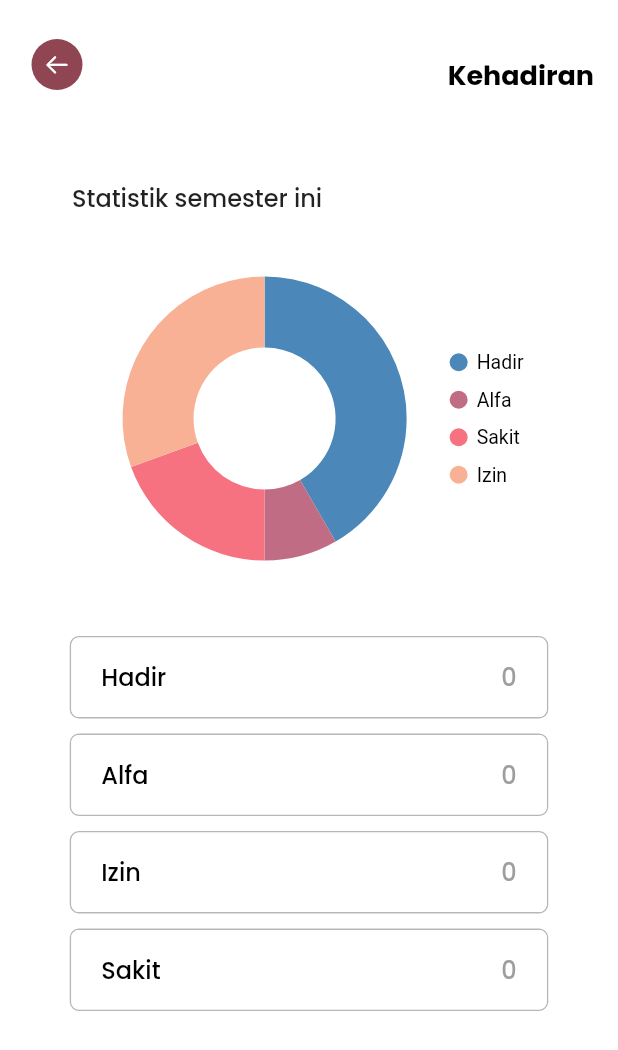
After one commit to MNafii/ummar, a Flutter app: the Kehadiran screen opened directly, on a phone screen of 412 x 824 dp. The commit adds this screen. Shown: the top 1050 px of the screen. Run offline on Flutter 3.47's test engine with Material 2 defaults, Android fonts, the phone set to English and light mode, and no system bars; our stand-ins replace google_fonts, syncfusion_flutter_charts.

Commit message:
update kehadiran

```diff
--- a/tauhidz/lib/app/modules/dashboard/dashboard.dart
+++ b/tauhidz/lib/app/modules/dashboard/dashboard.dart
@@ -2,14 +2,17 @@
 import 'package:flutter/cupertino.dart';
 import 'package:flutter/material.dart';
 import 'package:google_fonts/google_fonts.dart';
+import 'package:tauhidz/app/modules/kehadiran/kehadiran.dart';
 import 'package:tauhidz/app/modules/kritikSaran/kritikSaran.dart';
 import '../../style/app_color.dart';
+import '../../widgets/custom_bottom_navigation_bar.dart';
 
 class Dashboard extends StatelessWidget {
   const Dashboard({super.key});
   @override
   Widget build(BuildContext context) {
     return Scaffold(
+      bottomNavigationBar: BottomNavigationPage(),
       body: ListView(
         shrinkWrap: true,
         physics: BouncingScrollPhysics(),
@@ -257,11 +260,11 @@ class Dashboard extends StatelessWidget {
           Center(
             child: Column(
               children: [
-                Container(
+                SizedBox(
                   child: Row(
                     mainAxisAlignment: MainAxisAlignment.spaceAround,
                     children: [
-                      Container(
+                      SizedBox(
                         child: Column(
                           children: [
                             Container(
@@ -332,7 +335,7 @@ class Dashboard extends StatelessWidget {
                           // )
                         ],
                       ),
-                      Container(
+                      SizedBox(
                         child: Column(
                           children: [
                             Container(
@@ -372,7 +375,7 @@ class Dashboard extends StatelessWidget {
                     ],
                   ),
                 ),
-                Container(
+                SizedBox(
                   child: Row(
                     mainAxisAlignment: MainAxisAlignment.spaceAround,
                     children: [
@@ -494,13 +497,21 @@ class Dashboard extends StatelessWidget {
                 SizedBox(
                   height: 5,
                 ),
-                Container(
+                SizedBox(
                   child: Row(
                     mainAxisAlignment: MainAxisAlignment.spaceAround,
                     children: [
                       Column(
                         children: [
-                          Container(
+                          GestureDetector(
+                            onTap: () {
+                              Navigator.push(
+                                context,
+                                MaterialPageRoute(
+                                    builder: (context) => Kehadiran()),
+                              );
+                            },
+                            child: Container(
                               width: 60,
                               height: 60,
                               decoration: BoxDecoration(
@@ -509,7 +520,8 @@ class Dashboard extends StatelessWidget {
                                     color: Colors.grey.withOpacity(0.5),
                                     spreadRadius: 2,
                                     blurRadius: 5,
-                                  offset: Offset(0, 3), // Atur posisi bayangan
+                                    offset:
+                                        Offset(0, 3), // Atur posisi bayangan
                                   ),
                                 ],
                                 borderRadius:
@@ -522,11 +534,12 @@ class Dashboard extends StatelessWidget {
                                 color: Colors.white,
                               ),
                             ),
+                          ),
                           SizedBox(
                             height: 10,
                           ),
                           // Text(
-                          //   'Pengumuman',
+                          //   'Kehadiran',
                           //   style: GoogleFonts.poppins(
                           //       fontSize: 12, fontWeight: FontWeight.w400),
                           // )
--- /dev/null
+++ b/tauhidz/lib/app/modules/kehadiran/kehadiran.dart
@@ -0,0 +1,354 @@
+import 'package:flutter/cupertino.dart';
+import 'package:flutter/material.dart';
+import 'package:google_fonts/google_fonts.dart';
+import 'package:syncfusion_flutter_charts/charts.dart';
+import 'package:tauhidz/app/style/app_color.dart';
+import 'package:tauhidz/app/modules/dashboard/dashboard.dart';
+
+// ignore: use_key_in_widget_constructors
+class Kehadiran extends StatelessWidget {
+  @override
+  Widget build(BuildContext context) {
+    return Scaffold(
+      backgroundColor: Colors.white,
+      appBar: AppBar(
+        backgroundColor: Colors.white,
+        toolbarHeight: 100,
+        title: Align(
+          alignment: Alignment.centerRight,
+          child: Text(
+            'Kehadiran',
+            style: GoogleFonts.poppins(
+              color: Colors.black,
+              fontWeight: FontWeight.w700,
+              fontSize: 18,
+            ),
+          ),
+        ),
+        leading: Padding(
+          padding: const EdgeInsets.only(top: 26, left: 20, bottom: 40),
+          child: SizedBox(
+            width: 30,
+            height: 30,
+            child: InkWell(
+              onTap: () {
+                Navigator.push(
+                  context,
+                  MaterialPageRoute(builder: (context) => const Dashboard()),
+                );
+              },
+              child: Ink(
+                decoration: ShapeDecoration(
+                    color: AppColor.primary, shape: const CircleBorder()),
+                child: const Icon(
+                  CupertinoIcons.arrow_left,
+                  color: Colors.white,
+                  size: 18,
+                ),
+              ),
+            ),
+          ),
+        ),
+        elevation: 0,
+      ),
+      body: SafeArea(
+        bottom: false,
+        child: SingleChildScrollView(
+          reverse: true,
+          child: Body(),
+        ),
+      ),
+    );
+  }
+}
+
+// ignore: use_key_in_widget_constructors
+class Body extends StatefulWidget {
+  @override
+  // ignore: library_private_types_in_public_api
+  _newChart createState() => _newChart();
+}
+
+// ignore: camel_case_types
+class _newChart extends State<Body> {
+  late List<GDPData> _chartData;
+  late TooltipBehavior _tooltipBehavior;
+
+  @override
+  void initState() {
+    _chartData = getChartData();
+    _tooltipBehavior = TooltipBehavior(enable: true);
+    super.initState();
+  }
+
+  @override
+  Widget build(BuildContext context) {
+    return Padding(
+      padding: const EdgeInsets.symmetric(
+        horizontal: 20,
+      ),
+      child: ListView(
+          shrinkWrap: true,
+          physics: const BouncingScrollPhysics(),
+          padding: const EdgeInsets.all(20),
+          children: [
+            Column(
+              children: [
+                SizedBox(
+                  width: 316,
+                  height: 294,
+                  child: Column(
+                    children: [
+                      Row(
+                        children: [
+                          SizedBox(
+                            child: Text(
+                              'Statistik semester ini',
+                              style: GoogleFonts.poppins(
+                                  fontWeight: FontWeight.w500, fontSize: 16),
+                            ),
+                          ),
+                          SizedBox(
+                            height: 0,
+                          )
+                        ],
+                      ),
+                      SizedBox(
+                        height: 270,
+                        width: 340,
+                        child: SfCircularChart(
+                          legend: Legend(
+                            isVisible: true,
+                            overflowMode: LegendItemOverflowMode.wrap,
+                          ),
+                          tooltipBehavior: _tooltipBehavior,
+                          series: <CircularSeries>[
+                            DoughnutSeries<GDPData, String>(
+                              dataSource: _chartData,
+                              xValueMapper: (GDPData data, _) => data.continent,
+                              yValueMapper: (GDPData data, _) => data.gdp,
+                              // dataLabelSettings: const DataLabelSettings(
+                              //   isVisible: true,
+                              // ),
+                              enableTooltip: true,
+                            )
+                          ],
+                        ),
+                      )
+                    ],
+                  ),
+                ),
+                SizedBox(
+                  child: Padding(
+                    padding: const EdgeInsets.only(top: 10),
+                    child: Stack(
+                      children: [
+                        Container(
+                          width: 319,
+                          height: 55,
+                          decoration: BoxDecoration(
+                              border: Border.all(
+                                color: const Color(0xffB7B7B7),
+                                width: 1,
+                              ),
+                              borderRadius: BorderRadius.circular(6)),
+                          child: Container(
+                            padding: const EdgeInsets.symmetric(
+                                vertical: 10, horizontal: 20),
+                            decoration: BoxDecoration(
+                              color: Colors.white,
+                              borderRadius: BorderRadius.circular(5),
+                            ),
+                            child: Row(
+                              mainAxisAlignment: MainAxisAlignment.spaceBetween,
+                              children: [
+                                Text(
+                                  'Hadir ',
+                                  style: GoogleFonts.poppins(
+                                    color: Colors.black,
+                                    fontWeight: FontWeight.w500,
+                                    fontSize: 16,
+                                  ),
+                                ),
+                                Text(
+                                  '0',
+                                  style: GoogleFonts.poppins(
+                                    color: Colors.grey,
+                                    fontWeight: FontWeight.w500,
+                                    fontSize: 16,
+                                  ),
+                                )
+                              ],
+                            ),
+                          ),
+                        ),
+                      ],
+                    ),
+                  ),
+                ),
+                SizedBox(
+                  child: Padding(
+                    padding: const EdgeInsets.only(top: 10),
+                    child: Stack(
+                      children: [
+                        Container(
+                          width: 319,
+                          height: 55,
+                          decoration: BoxDecoration(
+                              border: Border.all(
+                                color: const Color(0xffB7B7B7),
+                                width: 1,
+                              ),
+                              borderRadius: BorderRadius.circular(6)),
+                          child: Container(
+                            padding: const EdgeInsets.symmetric(
+                                vertical: 10, horizontal: 20),
+                            decoration: BoxDecoration(
+                              color: Colors.white,
+                              borderRadius: BorderRadius.circular(5),
+                            ),
+                            child: Row(
+                              mainAxisAlignment: MainAxisAlignment.spaceBetween,
+                              children: [
+                                Text(
+                                  'Alfa',
+                                  style: GoogleFonts.poppins(
+                                    color: Colors.black,
+                                    fontWeight: FontWeight.w500,
+                                    fontSize: 16,
+                                  ),
+                                ),
+                                Text(
+                                  '0',
+                                  style: GoogleFonts.poppins(
+                                    color: Colors.grey,
+                                    fontWeight: FontWeight.w500,
+                                    fontSize: 16,
+                                  ),
+                                )
+                              ],
+                            ),
+                          ),
+                        ),
+                      ],
+                    ),
+                  ),
+                ),
+                SizedBox(
+                  child: Padding(
+                    padding: const EdgeInsets.only(top: 10),
+                    child: Stack(
+                      children: [
+                        Container(
+                          width: 319,
+                          height: 55,
+                          decoration: BoxDecoration(
+                              border: Border.all(
+                                color: const Color(0xffB7B7B7),
+                                width: 1,
+                              ),
+                              borderRadius: BorderRadius.circular(6)),
+                          child: Container(
+                            padding: const EdgeInsets.symmetric(
+                                vertical: 10, horizontal: 20),
+                            decoration: BoxDecoration(
+                              color: Colors.white,
+                              borderRadius: BorderRadius.circular(5),
+                            ),
+                            child: Row(
+                              mainAxisAlignment: MainAxisAlignment.spaceBetween,
+                              children: [
+                                Text(
+                                  'Izin',
+                                  style: GoogleFonts.poppins(
+                                    color: Colors.black,
+                                    fontWeight: FontWeight.w500,
+                                    fontSize: 16,
+                                  ),
+                                ),
+                                Text(
+                                  '0',
+                                  style: GoogleFonts.poppins(
+                                    color: Colors.grey,
+                                    fontWeight: FontWeight.w500,
+                                    fontSize: 16,
+                                  ),
+                                )
+                              ],
+                            ),
+                          ),
+                        ),
+                      ],
+                    ),
+                  ),
+                ),
+                SizedBox(
+                  child: Padding(
+                    padding: const EdgeInsets.only(top: 10),
+                    child: Stack(
+                      children: [
+                        Container(
+                          width: 319,
+                          height: 55,
+                          decoration: BoxDecoration(
+                              border: Border.all(
+                                color: const Color(0xffB7B7B7),
+                                width: 1,
+                              ),
+                              borderRadius: BorderRadius.circular(6)),
+                          child: Container(
+                            padding: const EdgeInsets.symmetric(
+                                vertical: 10, horizontal: 20),
+                            decoration: BoxDecoration(
+                              color: Colors.white,
+                              borderRadius: BorderRadius.circular(5),
+                            ),
+                            child: Row(
+                              mainAxisAlignment: MainAxisAlignment.spaceBetween,
+                              children: [
+                                Text(
+                                  'Sakit',
+                                  style: GoogleFonts.poppins(
+                                    color: Colors.black,
+                                    fontWeight: FontWeight.w500,
+                                    fontSize: 16,
+                                  ),
+                                ),
+                                Text(
+                                  '0',
+                                  style: GoogleFonts.poppins(
+                                    color: Colors.grey,
+                                    fontWeight: FontWeight.w500,
+                                    fontSize: 16,
+                                  ),
+                                )
+                              ],
+                            ),
+                          ),
+                        ),
+                      ],
+                    ),
+                  ),
+                ),
+              ],
+            )
+          ]),
+    );
+  }
+
+  List<GDPData> getChartData() {
+    final List<GDPData> chartData = [
+      GDPData('Hadir', 15),
+      GDPData('Alfa', 3),
+      GDPData('Sakit', 7),
+      GDPData('Izin', 11),
+    ];
+    return chartData;
+  }
+}
+
+class GDPData {
+  GDPData(this.continent, this.gdp);
+  final String continent;
+  final int gdp;
+}
--- a/tauhidz/lib/app/modules/kritikSaran/kritikSaran.dart
+++ b/tauhidz/lib/app/modules/kritikSaran/kritikSaran.dart
@@ -48,8 +48,7 @@ class KritikSaran extends StatelessWidget {
                 onTap: () {
                   Navigator.push(
                     context,
-                    MaterialPageRoute(
-                        builder: (context) => const KritikSaran()),
+                    MaterialPageRoute(builder: (context) => const Dashboard()),
                   );
                 },
                 child: Ink(
@@ -96,16 +95,28 @@ class KritikSaran extends StatelessWidget {
                     horizontal: 20,
                     vertical: 20,
                   ),
-                  child: Container(
-                    height: 180,
-                    width: MediaQuery.of(context).size.width,
-                    decoration: BoxDecoration(
-                      border: Border.all(
-                        color: AppColor.secondarySoft,
-                        width: 2.0,
+                  child: TextField(
+                    // height: 180,
+                    // width: MediaQuery.of(context).size.width,
+                    maxLines: 7,
+                    decoration: InputDecoration(
+                      focusedBorder: const OutlineInputBorder(
+                        borderSide: BorderSide(
+                          color: Colors.grey,
+                          width: 2.0,
+                        ),
                       ),
-                      borderRadius: const BorderRadius.all(
-                        Radius.circular(10),
+                      labelText: 'Kritik Saran',
+                      labelStyle: const TextStyle(
+                        fontSize: 16.0,
+                        fontWeight: FontWeight.bold,
+                        color: Colors.grey,
+                      ),
+                      border: OutlineInputBorder(
+                        borderSide: BorderSide(
+                          color: AppColor.secondarySoft,
+                          width: 2.0,
+                        ),
                       ),
                     ),
                   ),
@@ -123,7 +134,7 @@ class KritikSaran extends StatelessWidget {
                       mainAxisAlignment: MainAxisAlignment.spaceAround,
                       children: [
                         Text(
-                          'Pesan',
+                          'Kirim',
                           style: GoogleFonts.poppins(
                             fontWeight: FontWeight.w500,
                             color: Colors.white,
--- /dev/null
+++ b/tauhidz/lib/app/widgets/custom_bottom_navigation_bar.dart
@@ -0,0 +1,40 @@
+import 'package:flutter/material.dart';
+
+class BottomNavigationPage extends StatefulWidget {
+  @override
+  _BottomNavigationPageState createState() => _BottomNavigationPageState();
+}
+
+class _BottomNavigationPageState extends State<BottomNavigationPage> {
+  int _currentIndex = 0;
+
+  void _onTabTapped(int index) {
+    setState(() {
+      _currentIndex = index;
+    });
+  }
+
+  @override
+  Widget build(BuildContext context) {
+    return Scaffold(
+      bottomNavigationBar: BottomNavigationBar(
+        currentIndex: _currentIndex,
+        onTap: _onTabTapped,
+        items: const [
+          BottomNavigationBarItem(
+            icon: Icon(Icons.home),
+            label: 'Halaman 1',
+          ),
+          BottomNavigationBarItem(
+            icon: Icon(Icons.search),
+            label: 'Halaman 2',
+          ),
+          BottomNavigationBarItem(
+            icon: Icon(Icons.person),
+            label: 'Halaman 3',
+          ),
+        ],
+      ),
+    );
+  }
+}
--- a/tauhidz/lib/main.dart
+++ b/tauhidz/lib/main.dart
@@ -25,7 +25,7 @@ class MyApp extends StatelessWidget {
           // Notice that the counter didn't reset back to zero; the application
           // is not restarted.
           ),
-      home: KritikSaran(),
+      home: const Dashboard(),
     );
   }
 }
--- a/tauhidz/pubspec.yaml
+++ b/tauhidz/pubspec.yaml
@@ -36,6 +36,7 @@ dependencies:
   # Use with the CupertinoIcons class for iOS style icons.
   cupertino_icons: ^1.0.2
   google_fonts: ^4.0.4
+  syncfusion_flutter_charts: ^20.4.54
 
 dev_dependencies:
   flutter_test:
```
Also changed, not shown: tauhidz/pubspec.lock. Lines whose indentation alone changed are shown as unchanged.
